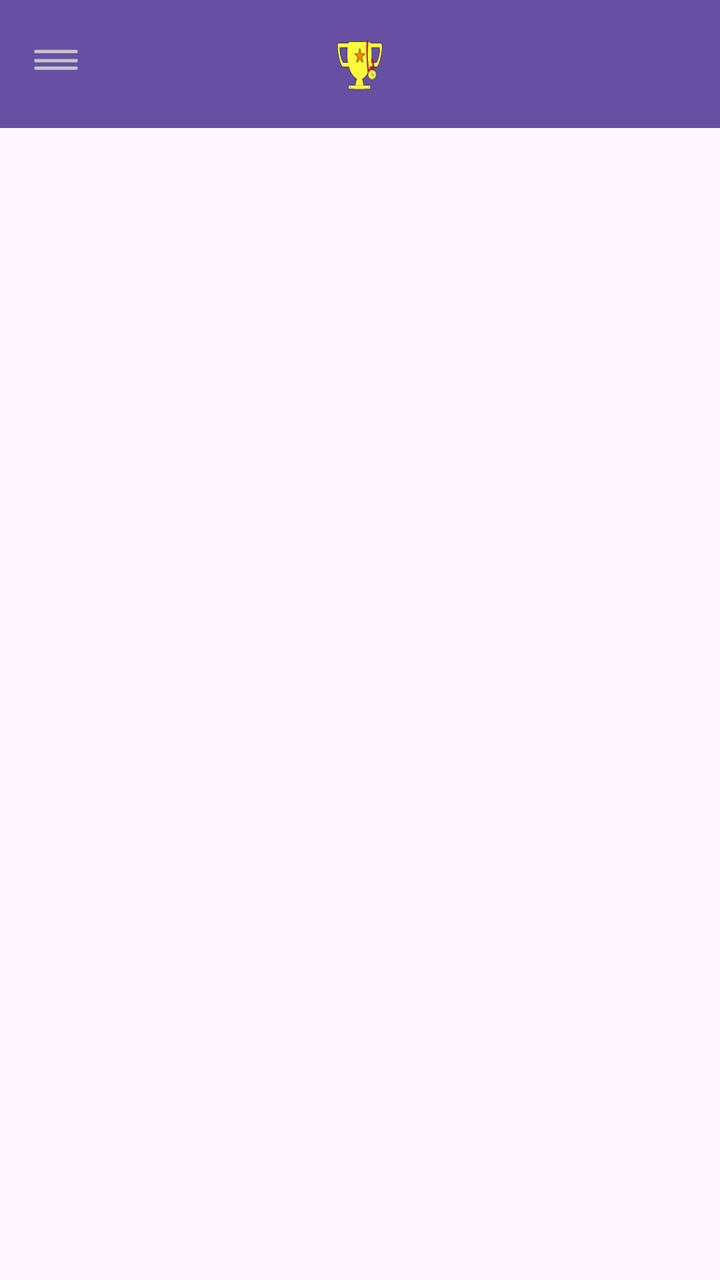
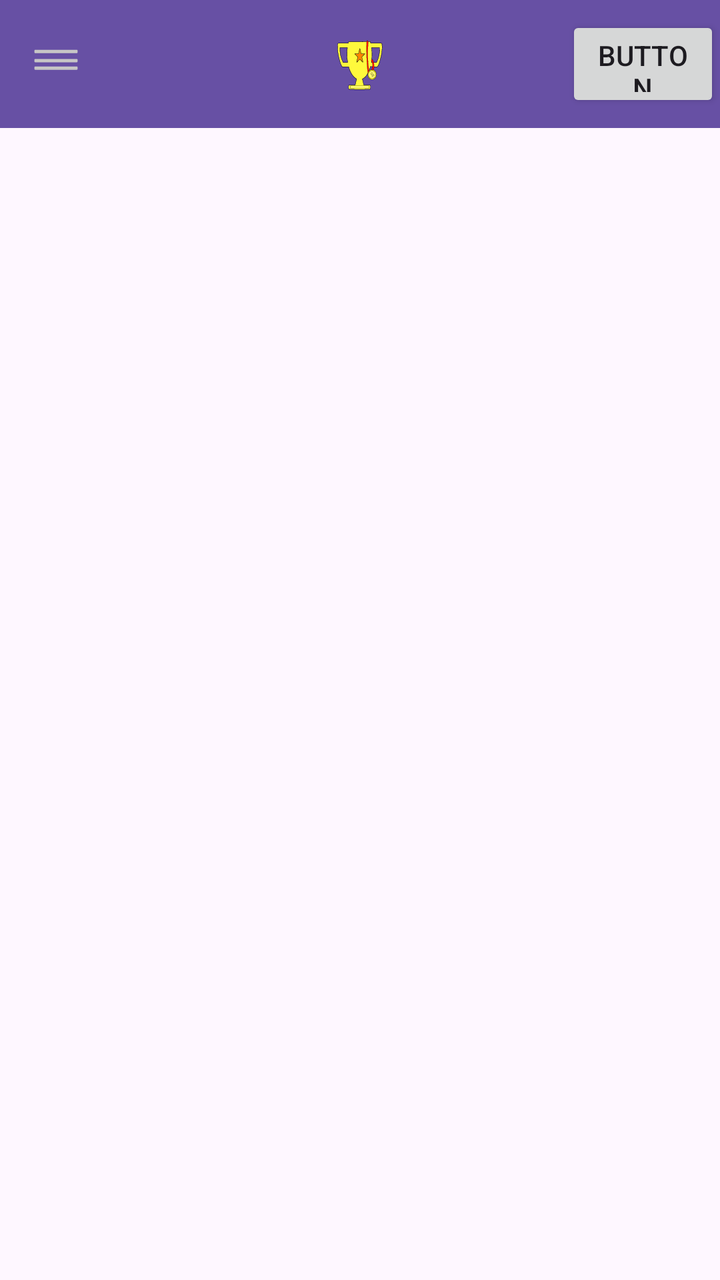

Two renders of the same Android screen: before a commit and after it. Below are the layout's source before the change and the commit's diff.
<!-- AndroidManifest.xml: application theme Theme.AdministracionDeTornerosElectronicos -->
<!-- res/layout/activity_principal_view.xml -->
<?xml version="1.0" encoding="utf-8"?>
<androidx.drawerlayout.widget.DrawerLayout xmlns:android="http://schemas.android.com/apk/res/android"
    xmlns:app="http://schemas.android.com/apk/res-auto"
    xmlns:tools="http://schemas.android.com/tools"
    android:id="@+id/main"
    android:layout_width="match_parent"
    android:layout_height="match_parent"
    android:keyboardNavigationCluster="true"
    tools:context=".PrincipalView">

    <androidx.constraintlayout.widget.ConstraintLayout
        android:layout_width="match_parent"
        android:layout_height="match_parent"
        android:keyboardNavigationCluster="false"
        android:fitsSystemWindows="true">

        <androidx.appcompat.widget.Toolbar
            android:id="@+id/toolbar"
            android:layout_width="match_parent"
            android:layout_height="wrap_content"
            android:background="?attr/colorPrimary"
            android:minHeight="?attr/actionBarSize"
            android:theme="?attr/actionBarTheme"
            app:layout_constraintBottom_toBottomOf="parent"
            app:layout_constraintEnd_toEndOf="parent"
            app:layout_constraintHorizontal_bias="0.0"
            app:layout_constraintStart_toStartOf="parent"
            app:layout_constraintTop_toTopOf="parent"
            app:layout_constraintVertical_bias="0.0"
            app:navigationIcon="@drawable/icono_menu"
            app:navigationIconTint="#FFFFFF">

            <ImageView
                android:id="@+id/imageView"
                android:layout_width="wrap_content"
                android:layout_height="wrap_content"
                android:layout_gravity="center"

                app:srcCompat="@drawable/icono_carga"
                tools:layout_editor_absoluteX="56dp"
                tools:layout_editor_absoluteY="17dp" />
        </androidx.appcompat.widget.Toolbar>

        <androidx.fragment.app.FragmentContainerView
            android:id="@+id/fragment_container"
            android:layout_width="0dp"
            android:layout_height="0dp"
            app:layout_constraintBottom_toBottomOf="parent"
            app:layout_constraintEnd_toEndOf="parent"
            app:layout_constraintStart_toStartOf="parent"
            app:layout_constraintTop_toBottomOf="@id/toolbar" />

    </androidx.constraintlayout.widget.ConstraintLayout>

    <com.google.android.material.navigation.NavigationView
        android:id="@+id/nav_view"
        android:layout_width="wrap_content"
        android:layout_height="match_parent"
        android:layout_gravity="start"
        app:headerLayout="@layout/nav_header"
        app:menu="@menu/drawer_menu">

    </com.google.android.material.navigation.NavigationView>

</androidx.drawerlayout.widget.DrawerLayout>
<!-- res/layout/nav_header.xml (included above) -->
<?xml version="1.0" encoding="utf-8"?>
<androidx.constraintlayout.widget.ConstraintLayout xmlns:android="http://schemas.android.com/apk/res/android"
    xmlns:app="http://schemas.android.com/apk/res-auto"
    xmlns:tools="http://schemas.android.com/tools"
    android:layout_width="match_parent"
    android:layout_height="180dp"
    android:background="#333333">
        <TextView
            android:id="@+id/textView3"
            android:layout_width="wrap_content"
            android:layout_height="wrap_content"
            android:layout_marginStart="16dp"
            android:layout_marginBottom="16dp"
            android:text="Menu Principal"
            android:textColor="#FFFFFF"
            android:textSize="24sp"
            android:textStyle="bold"
            app:layout_constraintBottom_toBottomOf="parent"
            app:layout_constraintStart_toStartOf="parent" />
</androidx.constraintlayout.widget.ConstraintLayout>
<!-- resources referenced by this layout -->
<resources>
  <!-- drawable icono_carga: vector/xml drawable (drawable, 10266 chars, omitted) -->
  <!-- drawable icono_menu (drawable) -->
  <vector xmlns:android="http://schemas.android.com/apk/res/android" android:height="24dp" android:viewportHeight="512" android:viewportWidth="512" android:width="24dp">
        
      <path android:fillColor="#C7C6C6" android:pathData="M477.64,104.95C482.43,104.95 486.31,108.83 486.31,113.62L486.31,130.96C486.31,135.75 482.43,139.64 477.64,139.64L34.36,139.64C29.57,139.64 25.69,135.75 25.69,130.96L25.69,113.62C25.69,108.83 29.57,104.95 34.36,104.95L477.64,104.95Z"/>
        
      <path android:fillColor="#C7C6C6" android:pathData="M477.64,202.87C482.43,202.87 486.31,206.75 486.31,211.54L486.31,228.89C486.31,233.67 482.43,237.56 477.64,237.56L34.36,237.56C29.57,237.56 25.69,233.67 25.69,228.89L25.69,211.54C25.69,206.75 29.57,202.87 34.36,202.87L477.64,202.87Z"/>
        
      <path android:fillColor="#C7C6C6" android:pathData="M477.64,283.22C482.43,283.22 486.31,287.11 486.31,291.9L486.31,309.24C486.31,314.03 482.43,317.91 477.64,317.91L34.36,317.91C29.57,317.91 25.69,314.03 25.69,309.24L25.69,291.9C25.69,287.11 29.57,283.22 34.36,283.22L477.64,283.22Z"/>
      
  </vector>
  <style name="Theme.AdministracionDeTornerosElectronicos" parent="Base.Theme.AdministracionDeTornerosElectronicos" />
  <style name="Base.Theme.AdministracionDeTornerosElectronicos" parent="Theme.Material3.DayNight.NoActionBar">
          
          
      </style>
</resources>

<!-- the commit's change to res/layout/activity_principal_view.xml (unified diff, before → after) -->
@@ -23,7 +23,7 @@
             android:theme="?attr/actionBarTheme"
             app:layout_constraintBottom_toBottomOf="parent"
             app:layout_constraintEnd_toEndOf="parent"
-            app:layout_constraintHorizontal_bias="0.0"
+            app:layout_constraintHorizontal_bias="1.0"
             app:layout_constraintStart_toStartOf="parent"
             app:layout_constraintTop_toTopOf="parent"
             app:layout_constraintVertical_bias="0.0"
@@ -38,13 +38,28 @@
 
                 app:srcCompat="@drawable/icono_carga"
                 tools:layout_editor_absoluteX="56dp"
-                tools:layout_editor_absoluteY="17dp" />
+                tools:layout_editor_absoluteY="17dp">
+
+            </ImageView>
+
+            <Button
+                android:id="@+id/btnSalir"
+                android:layout_width="77dp"
+                android:layout_height="48dp"
+                android:layout_gravity="end"
+                android:foreground="@android:drawable/btn_dialog"
+                android:text="Button"
+                tools:layout_editor_absoluteX="289dp"
+                tools:layout_editor_absoluteY="92dp" />
         </androidx.appcompat.widget.Toolbar>
+
+
 
         <androidx.fragment.app.FragmentContainerView
             android:id="@+id/fragment_container"
             android:layout_width="0dp"
             android:layout_height="0dp"
+            tools:layout="@layout/fragment_lista_torneos"
             app:layout_constraintBottom_toBottomOf="parent"
             app:layout_constraintEnd_toEndOf="parent"
             app:layout_constraintStart_toStartOf="parent"
@@ -63,6 +78,20 @@
     </com.google.android.material.navigation.NavigationView>
 
 </androidx.drawerlayout.widget.DrawerLayout>
+<!-- res/layout/fragment_lista_torneos.xml (included above) -->
+<?xml version="1.0" encoding="utf-8"?>
+<FrameLayout xmlns:android="http://schemas.android.com/apk/res/android"
+    android:layout_width="match_parent"
+    android:layout_height="match_parent">
+
+    <androidx.recyclerview.widget.RecyclerView
+        android:id="@+id/rvTorneos"
+        android:layout_width="match_parent"
+        android:layout_height="match_parent"
+        android:paddingTop="8dp"
+        android:clipToPadding="false" />
+
+</FrameLayout>
 <!-- res/layout/nav_header.xml (included above) -->
 <?xml version="1.0" encoding="utf-8"?>
 <androidx.constraintlayout.widget.ConstraintLayout xmlns:android="http://schemas.android.com/apk/res/android"
